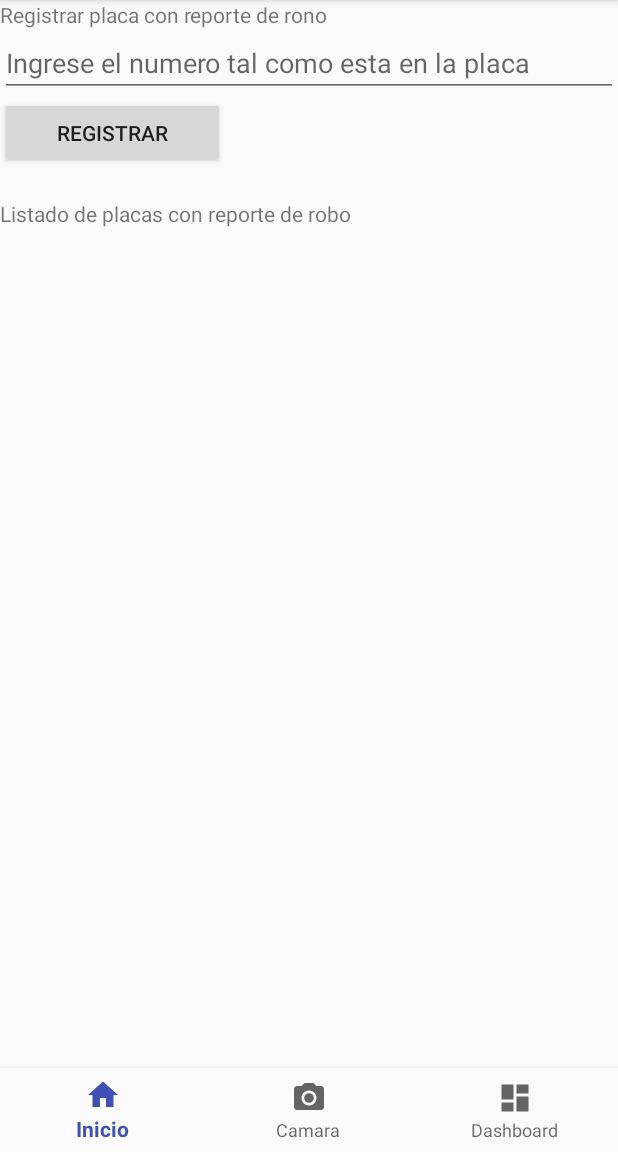
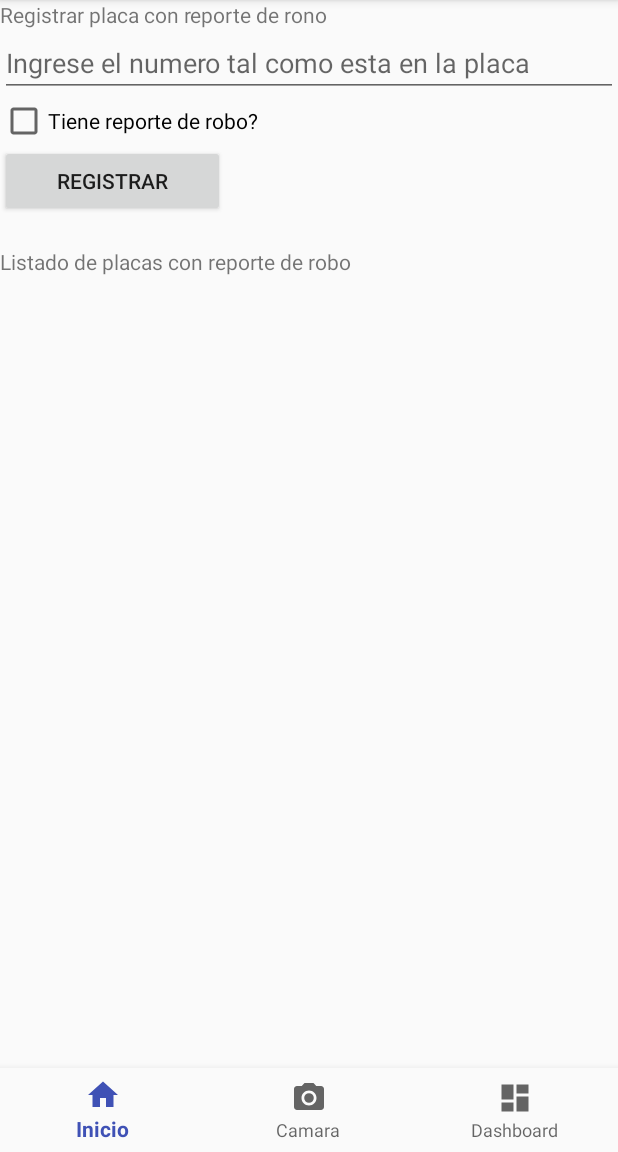
Before and after one commit to fjdevel/octoplate, an Android app: the screen it shows after launch (MainActivity), after a tap on "REGISTRAR", on a phone screen of 412 x 824 dp, the part 84-1236 px from its top. Run offline under Robolectric (Android 15) with nearby library versions, the phone set to English and light mode, and no system bars; 1 statement that could not run was skipped.

Commit message:
Auto stash before merge of "master" and "origin/master"

```diff
--- a/ReconocimientodePlacas/app/src/main/java/me/fjdevel/reconocimientodeplacas/controllers/GlazedAPI.java
+++ b/ReconocimientodePlacas/app/src/main/java/me/fjdevel/reconocimientodeplacas/controllers/GlazedAPI.java
@@ -3,11 +3,18 @@ package me.fjdevel.reconocimientodeplacas.controllers;
 import java.util.List;
 
 import me.fjdevel.reconocimientodeplacas.Models.Placa;
+import okhttp3.MultipartBody;
+import okhttp3.RequestBody;
+import okhttp3.ResponseBody;
 import retrofit2.Call;
+import retrofit2.http.Body;
 import retrofit2.http.Field;
 import retrofit2.http.FormUrlEncoded;
 import retrofit2.http.GET;
+import retrofit2.http.Headers;
+import retrofit2.http.Multipart;
 import retrofit2.http.POST;
+import retrofit2.http.Part;
 
 /**
  * Created by darkghost on 27/06/18.
@@ -19,5 +26,9 @@ public interface GlazedAPI {
 
     @FormUrlEncoded
     @POST("placa/")
-    Call<Void> registrarPlaca(@Field("placa") String placa);
+    Call<Void> registrarPlaca(@Field("placa") String placa,@Field("reporte") Boolean reporte);
+
+    @Multipart
+    @POST("subirimagen")
+    Call<Void> subirimagen(@Part MultipartBody.Part imagen);
 }
--- a/ReconocimientodePlacas/app/src/main/java/me/fjdevel/reconocimientodeplacas/views/DashboardFragment.java
+++ b/ReconocimientodePlacas/app/src/main/java/me/fjdevel/reconocimientodeplacas/views/DashboardFragment.java
@@ -4,6 +4,7 @@ package me.fjdevel.reconocimientodeplacas.views;
 import android.os.Bundle;
 import android.support.v4.app.Fragment;
 import android.support.v7.widget.AppCompatButton;
+import android.support.v7.widget.AppCompatCheckBox;
 import android.support.v7.widget.AppCompatEditText;
 import android.view.LayoutInflater;
 import android.view.View;
@@ -42,7 +43,8 @@ public class DashboardFragment extends Fragment {
         final View view = inflater.inflate(R.layout.fragment_dashboard, container, false);
         final ListView listaplacasregistradas = view.findViewById(R.id.listaplacasrobadas);
         AppCompatButton btnregistrar = view.findViewById(R.id.btnregistar);
-        final AppCompatEditText placa = view.findViewById(R.id.etplaca);
+        final AppCompatCheckBox reportecheck = view.findViewById(R.id.reportederobo);
+        final AppCompatEditText placa =  view.findViewById(R.id.etplaca);
         Retrofit retrofit = new Retrofit.Builder()
                 .baseUrl("http://192.168.0.14:8000/api/")
                 .addConverterFactory(GsonConverterFactory.create())
@@ -66,7 +68,11 @@ public class DashboardFragment extends Fragment {
         btnregistrar.setOnClickListener(new View.OnClickListener() {
             @Override
             public void onClick(final View view) {
-                Call call = glazedAPI.registrarPlaca(placa.getText().toString());
+                Boolean reporte=Boolean.FALSE;
+                if (reportecheck.isChecked()){
+                    reporte = Boolean.TRUE;
+                }
+                Call call = glazedAPI.registrarPlaca(placa.getText().toString(),reporte);
                 call.enqueue(new Callback() {
                     @Override
                     public void onResponse(Call call, Response response) {
--- a/ReconocimientodePlacas/app/src/main/res/layout/activity_foto2.xml
+++ b/ReconocimientodePlacas/app/src/main/res/layout/activity_foto2.xml
@@ -27,7 +27,7 @@
             android:layout_below="@+id/show_options_button"/>
 
         <Button
-            android:id="@+id/button"
+            android:id="@+id/buttonenviar"
             android:layout_width="wrap_content"
             android:layout_height="wrap_content"
             android:layout_alignParentEnd="true"
--- a/ReconocimientodePlacas/app/src/main/res/layout/fragment_dashboard.xml
+++ b/ReconocimientodePlacas/app/src/main/res/layout/fragment_dashboard.xml
@@ -26,6 +26,12 @@
                     android:layout_height="wrap_content"
                     android:hint="Ingrese el numero tal como esta en la placa"
                     android:id="@+id/etplaca"
+                    />
+                <android.support.v7.widget.AppCompatCheckBox
+                    android:layout_width="wrap_content"
+                    android:layout_height="wrap_content"
+                    android:text="Tiene reporte de robo?"
+                    android:id="@+id/reportederobo"
                     />
                 <android.support.v7.widget.AppCompatButton
                     android:layout_width="150dp"
```
Also changed, not shown: ReconocimientodePlacas/app/src/main/java/me/fjdevel/reconocimientodeplacas/Foto2Activity.java (+70 -2 lines), 4 other files.
